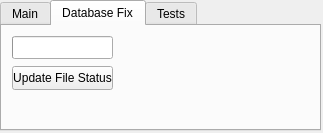
Above: src/telegrambot-gui/mainwindow.ui from MrGrey7/TeleCloud before the change. Below: the same form after it.
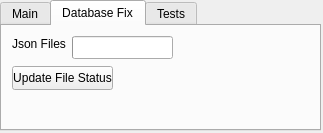
That is the form after the change. The open tabs and pages were chosen to show the change.

```diff
--- a/src/telegrambot-gui/mainwindow.ui
+++ b/src/telegrambot-gui/mainwindow.ui
@@ -181,7 +181,7 @@
      <widget class="QProgressBar" name="progressBar_readMetadata">
       <property name="geometry">
        <rect>
-        <x>10</x>
+        <x>70</x>
         <y>10</y>
         <width>101</width>
         <height>23</height>
@@ -200,6 +200,19 @@
        <string>%v/%m</string>
       </property>
      </widget>
+     <widget class="QLabel" name="label_jsonFiles">
+      <property name="geometry">
+       <rect>
+        <x>10</x>
+        <y>10</y>
+        <width>61</width>
+        <height>16</height>
+       </rect>
+      </property>
+      <property name="text">
+       <string>Json Files</string>
+      </property>
+     </widget>
     </widget>
     <widget class="QWidget" name="tab_tests">
      <attribute name="title">
```
